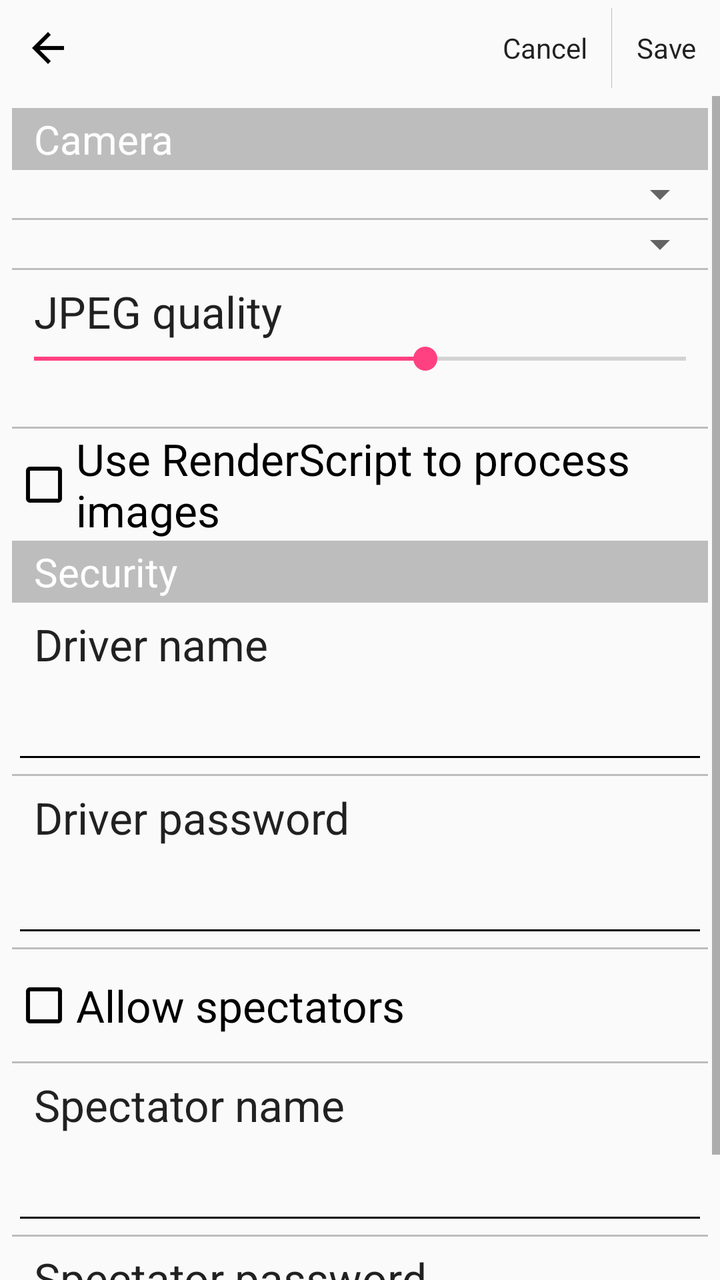
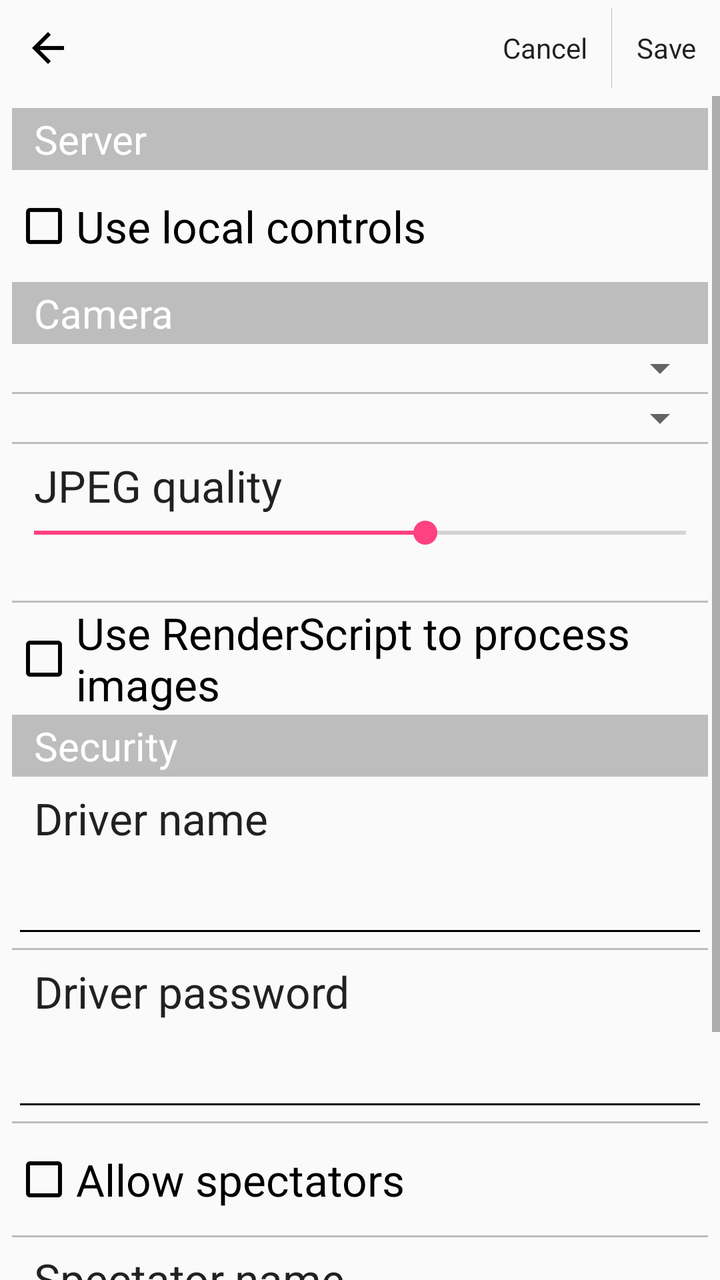

An Android layout rendered at two revisions. The XML below is the earlier revision; the diff shows what the commit changed to produce the second picture.
<!-- AndroidManifest.xml: application theme AppTheme -->
<!-- res/layout/activity_server_settings.xml -->
<LinearLayout xmlns:android="http://schemas.android.com/apk/res/android"
    xmlns:tools="http://schemas.android.com/tools"
    android:layout_width="fill_parent"
    android:layout_height="fill_parent"
    tools:context="ru.proghouse.robocam.GlobalSettingsActivity"
    android:orientation="vertical">

    <LinearLayout
        android:orientation="horizontal"
        android:layout_width="match_parent"
        android:layout_height="wrap_content"
        style="@style/Widget.AppCompat.ActionBar"
        android:baselineAligned="false"
        android:weightSum="1"
        android:measureWithLargestChild="false">

        <LinearLayout
            android:orientation="horizontal"
            android:layout_width="wrap_content"
            android:layout_height="wrap_content"
            style="@style/Widget.AppCompat.ActionBar"
            android:baselineAligned="false">

            <ImageButton
                android:layout_width="wrap_content"
                android:layout_height="wrap_content"
                android:id="@+id/imageButtonBack"
                android:src="@drawable/back"
                style="@style/Widget.AppCompat.ActionButton"
                android:onClick="onCancelButtonClick" />
        </LinearLayout>

        <LinearLayout
            android:orientation="horizontal"
            android:layout_width="0dp"
            android:layout_height="wrap_content"
            style="@style/Widget.AppCompat.ActionBar"
            android:baselineAligned="false"
            android:layout_weight="1"
            android:gravity="right">
            <Button
                style="@style/Widget.AppCompat.ActionButton"
                android:layout_width="wrap_content"
                android:layout_height="wrap_content"
                android:text="@string/cancel"
                android:id="@+id/buttonCancel"
                android:onClick="onCancelButtonClick"
                android:focusable="false" />

            <ImageView
                android:layout_width="wrap_content"
                android:layout_height="match_parent"
                android:id="@+id/imageView8"
                android:layout_gravity="center_horizontal"
                android:src="@drawable/spacer_small"
                android:paddingTop="4dp"
                android:paddingBottom="4dp" />

            <Button
                style="@style/Widget.AppCompat.ActionButton"
                android:layout_width="wrap_content"
                android:layout_height="wrap_content"
                android:text="@string/save"
                android:id="@+id/buttonSave"
                android:onClick="onSaveButtonClick"
                android:focusable="false" />

        </LinearLayout>
    </LinearLayout>

    <ScrollView
        android:layout_width="fill_parent"
        android:layout_height="wrap_content"
        android:id="@+id/scrollView">
        <LinearLayout
            android:orientation="vertical"
            android:layout_width="match_parent"
            android:layout_height="wrap_content"
            android:padding="6dp">

            <TextView
                android:text="@string/camera"
                android:id="@+id/titleCamera"
                style="@style/SettingsSectionTitle" />

            <Spinner
        android:layout_width="match_parent"
        android:layout_height="wrap_content"
        android:id="@+id/spinnerCamera"
        android:visibility="visible"
        android:spinnerMode="dialog"
                android:focusable="false" />

    <ImageView
        android:layout_width="match_parent"
        android:layout_height="wrap_content"
        android:id="@+id/imageView1"
        android:layout_gravity="center_horizontal"
        android:src="@drawable/spacer_small" />

    <Spinner
        android:layout_width="match_parent"
        android:layout_height="wrap_content"
        android:id="@+id/spinnerPreviewSize"
        android:visibility="visible"
        android:spinnerMode="dialog"
        android:focusable="false" />

    <ImageView
        android:layout_width="match_parent"
        android:layout_height="wrap_content"
        android:id="@+id/imageView2"
        android:layout_gravity="center_horizontal"
        android:src="@drawable/spacer_small" />

    <TextView
        android:layout_width="match_parent"
        android:layout_height="wrap_content"
        android:textAppearance="?android:attr/textAppearanceLarge"
        android:text="@string/jpeg_quality"
        android:id="@+id/textViewJpegQuality1"
        android:layout_gravity="center_horizontal"
        android:paddingLeft="11dp"
        android:paddingTop="6dp" />

    <SeekBar
        android:layout_width="match_parent"
        android:layout_height="wrap_content"
        android:id="@+id/seekBarJpegQuality"
        android:progress="60"
        android:paddingRight="11dp"
        android:paddingLeft="11dp" />

    <TextView
        android:layout_width="wrap_content"
        android:layout_height="wrap_content"
        android:textAppearance="?android:attr/textAppearanceSmall"
        android:id="@+id/textViewJpegQuality2"
        android:paddingLeft="11dp"
        android:paddingBottom="6dp" />

            <ImageView
                android:layout_width="match_parent"
                android:layout_height="wrap_content"
                android:id="@+id/imageViewUseRenderScript"
                android:layout_gravity="center_horizontal"
                android:src="@drawable/spacer_small" />

            <CheckBox
                style="@style/SettingsCheckBox"
                android:layout_width="match_parent"
                android:layout_height="@dimen/pref_item_height"
                android:text="@string/use_render_script"
                android:id="@+id/checkBoxUseRenderScript"
                android:textAppearance="?android:attr/textAppearanceLarge" />

            <TextView
                style="@style/SettingsSectionTitle"
                android:text="@string/security"
                android:id="@+id/titleSecurity" />

            <TextView
                android:text="@string/driver_name"
                android:id="@+id/textViewDriverName"
                style="@style/SettingsSectionEditTextTitle" />

            <EditText android:id="@+id/editTextDriverName"
                style="@style/SettingsEditText" />

            <ImageView
                android:layout_width="match_parent"
                android:layout_height="wrap_content"
                android:id="@+id/imageView"
                android:layout_gravity="center_horizontal"
                android:src="@drawable/spacer_small" />

            <TextView
                android:layout_width="match_parent"
                android:layout_height="wrap_content"
                android:textAppearance="?android:attr/textAppearanceLarge"
                android:text="@string/driver_password"
                android:id="@+id/textViewDriverPassword"
                android:layout_gravity="center_horizontal"
                android:paddingLeft="11dp"
                android:paddingTop="6dp"
                style="@style/SettingsSectionEditTextTitle" />

            <EditText
                android:layout_width="match_parent"
                android:layout_height="wrap_content"
                android:inputType="textPassword"
                android:ems="10"
                android:id="@+id/editTextDriverPassword"
                android:layout_gravity="center_horizontal"
                android:paddingLeft="11dp"
                android:paddingRight="11dp"
                style="@style/SettingsEditText" />

            <ImageView
                android:layout_width="match_parent"
                android:layout_height="wrap_content"
                android:id="@+id/imageView3"
                android:layout_gravity="center_horizontal"
                android:src="@drawable/spacer_small" />

            <CheckBox
                android:layout_width="match_parent"
                android:layout_height="@dimen/pref_item_height"
                android:text="@string/allow_spectators"
                android:id="@+id/checkBoxAllowSpectators"
                android:textAppearance="?android:attr/textAppearanceLarge"
                style="@style/SettingsCheckBox" />

            <ImageView
                android:layout_width="match_parent"
                android:layout_height="wrap_content"
                android:id="@+id/imageView4"
                android:layout_gravity="center_horizontal"
                android:src="@drawable/spacer_small" />

            <TextView
                android:layout_width="match_parent"
                android:layout_height="wrap_content"
                android:textAppearance="?android:attr/textAppearanceLarge"
                android:text="@string/spectator_name"
                android:id="@+id/textViewSpectatorName"
                android:layout_gravity="center_horizontal"
                android:paddingLeft="11dp"
                android:paddingTop="6dp"
                style="@style/SettingsSectionEditTextTitle" />

            <EditText
                android:layout_width="match_parent"
                android:layout_height="wrap_content"
                android:id="@+id/editTextSpectatorName"
                android:layout_gravity="center_horizontal"
                android:inputType="none"
                android:lines="1"
                android:singleLine="true"
                android:paddingLeft="11dp"
                android:paddingRight="11dp"
                style="@style/SettingsEditText" />

            <ImageView
                android:layout_width="match_parent"
                android:layout_height="wrap_content"
                android:id="@+id/imageView7"
                android:layout_gravity="center_horizontal"
                android:src="@drawable/spacer_small" />

            <TextView
                android:layout_width="match_parent"
                android:layout_height="wrap_content"
                android:textAppearance="?android:attr/textAppearanceLarge"
                android:text="@string/spectator_password"
                android:id="@+id/textViewSpectatorPassword"
                android:layout_gravity="center_horizontal"
                android:paddingLeft="11dp"
                android:paddingTop="6dp"
                style="@style/SettingsSectionEditTextTitle" />

            <EditText
                android:layout_width="match_parent"
                android:layout_height="wrap_content"
                android:inputType="textPassword"
                android:ems="10"
                android:id="@+id/editTextSpectatorPassword"
                android:layout_gravity="center_horizontal"
                android:paddingLeft="11dp"
                android:paddingRight="11dp"
                style="@style/SettingsEditText" />

        </LinearLayout>
    </ScrollView>

</LinearLayout>
<!-- resources referenced by this layout -->
<resources>
  <dimen name="pref_item_height">56dp</dimen>
  <!-- drawable spacer_small (drawable) -->
  <?xml version="1.0" encoding="utf-8"?>
  
  <shape xmlns:android="http://schemas.android.com/apk/res/android" >
  
      <size android:height="1dp"/>
  
      <solid android:color="#90909090" />
  
  </shape>
  <string name="allow_spectators">Allow spectators</string>
  <string name="camera">Camera</string>
  <string name="cancel">Cancel</string>
  <string name="driver_name">Driver name</string>
  <string name="driver_password">Driver password</string>
  <string name="jpeg_quality">JPEG quality</string>
  <string name="save">Save</string>
  <string name="security">Security</string>
  <string name="spectator_name">Spectator name</string>
  <string name="spectator_password">Spectator password</string>
  <string name="use_render_script">Use RenderScript to process images</string>
  <style name="SettingsCheckBox" parent="Widget.AppCompat.CompoundButton.CheckBox">
          <item name="android:layout_width">match_parent</item>
          <item name="android:layout_height">@dimen/pref_item_height</item>
          <item name="android:textAppearance">?android:attr/textAppearanceLarge</item>
          <item name="android:button">@drawable/abc_btn_check</item>
      </style>
  <style name="SettingsSectionEditTextTitle">
          <item name="android:layout_width">match_parent</item>
          <item name="android:layout_height">wrap_content</item>
          <item name="android:textAppearance">?android:attr/textAppearanceLarge</item>
          <item name="android:layout_gravity">center_horizontal</item>
          <item name="android:paddingLeft">11dp</item>
          <item name="android:paddingRight">11dp</item>
          <item name="android:paddingTop">6dp</item>
      </style>
  <style name="SettingsSectionTitle">
          <item name="android:layout_width">match_parent</item>
          <item name="android:layout_height">wrap_content</item>
          <item name="android:layout_gravity">center_horizontal</item>
          <item name="android:background">#90909090</item>
          <item name="android:paddingLeft">11dp</item>
          <item name="android:paddingRight">11dp</item>
          <item name="android:paddingTop">2dp</item>
          <item name="android:paddingBottom">2dp</item>
          <item name="android:textColor">#FFFFFF</item>
          <item name="android:textSize">20sp</item>
      </style>
  <style name="AppTheme" parent="Theme.AppCompat.Light.DarkActionBar">
          
          <item name="colorPrimary">@color/colorPrimary</item>
          <item name="colorPrimaryDark">@color/colorPrimaryDark</item>
          <item name="colorAccent">@color/colorAccent</item>
      </style>
  <!-- drawable abc_btn_check (drawable) -->
  <?xml version="1.0" encoding="utf-8"?>
  
  <selector xmlns:android="http://schemas.android.com/apk/res/android">
      <item android:state_checked="true" android:drawable="@drawable/abc_btn_checked" />
      <item android:drawable="@drawable/abc_btn_unchecked" />
  </selector>
  <!-- drawable abc_edittext (drawable) -->
  <?xml version="1.0" encoding="utf-8"?>
  
  <inset xmlns:android="http://schemas.android.com/apk/res/android"
      android:insetLeft="4dp"
      android:insetRight="4dp"
      android:insetTop="10dp"
      android:insetBottom="7dp">
  
      <selector>
          <item android:state_enabled="false" android:drawable="@drawable/abc_edittext_inactivated"/>
          <item android:state_pressed="false" android:state_focused="false" android:drawable="@drawable/abc_edittext_inactivated"/>
          <item android:drawable="@drawable/abc_edittext_activated"/>
      </selector>
  
  </inset>
  <color name="colorPrimary">#3F51B5</color>
  <color name="colorPrimaryDark">#303F9F</color>
  <color name="colorAccent">#FF4081</color>
</resources>

<!-- the commit's change to res/layout/activity_server_settings.xml (unified diff, before → after) -->
@@ -79,196 +79,219 @@
             android:padding="6dp">
 
             <TextView
-                android:text="@string/camera"
-                android:id="@+id/titleCamera"
+                android:text="@string/pref_title_server"
+                android:id="@+id/titleServer"
                 style="@style/SettingsSectionTitle" />
-
-            <Spinner
-        android:layout_width="match_parent"
-        android:layout_height="wrap_content"
-        android:id="@+id/spinnerCamera"
-        android:visibility="visible"
-        android:spinnerMode="dialog"
-                android:focusable="false" />
-
-    <ImageView
-        android:layout_width="match_parent"
-        android:layout_height="wrap_content"
-        android:id="@+id/imageView1"
-        android:layout_gravity="center_horizontal"
-        android:src="@drawable/spacer_small" />
-
-    <Spinner
-        android:layout_width="match_parent"
-        android:layout_height="wrap_content"
-        android:id="@+id/spinnerPreviewSize"
-        android:visibility="visible"
-        android:spinnerMode="dialog"
-        android:focusable="false" />
-
-    <ImageView
-        android:layout_width="match_parent"
-        android:layout_height="wrap_content"
-        android:id="@+id/imageView2"
-        android:layout_gravity="center_horizontal"
-        android:src="@drawable/spacer_small" />
-
-    <TextView
-        android:layout_width="match_parent"
-        android:layout_height="wrap_content"
-        android:textAppearance="?android:attr/textAppearanceLarge"
-        android:text="@string/jpeg_quality"
-        android:id="@+id/textViewJpegQuality1"
-        android:layout_gravity="center_horizontal"
-        android:paddingLeft="11dp"
-        android:paddingTop="6dp" />
-
-    <SeekBar
-        android:layout_width="match_parent"
-        android:layout_height="wrap_content"
-        android:id="@+id/seekBarJpegQuality"
-        android:progress="60"
-        android:paddingRight="11dp"
-        android:paddingLeft="11dp" />
-
-    <TextView
-        android:layout_width="wrap_content"
-        android:layout_height="wrap_content"
-        android:textAppearance="?android:attr/textAppearanceSmall"
-        android:id="@+id/textViewJpegQuality2"
-        android:paddingLeft="11dp"
-        android:paddingBottom="6dp" />
-
-            <ImageView
-                android:layout_width="match_parent"
-                android:layout_height="wrap_content"
-                android:id="@+id/imageViewUseRenderScript"
-                android:layout_gravity="center_horizontal"
-                android:src="@drawable/spacer_small" />
 
             <CheckBox
                 style="@style/SettingsCheckBox"
                 android:layout_width="match_parent"
                 android:layout_height="@dimen/pref_item_height"
-                android:text="@string/use_render_script"
-                android:id="@+id/checkBoxUseRenderScript"
+                android:text="@string/use_local_controls"
+                android:id="@+id/checkBoxUseLocalControls"
                 android:textAppearance="?android:attr/textAppearanceLarge" />
 
-            <TextView
-                style="@style/SettingsSectionTitle"
-                android:text="@string/security"
-                android:id="@+id/titleSecurity" />
-
-            <TextView
-                android:text="@string/driver_name"
-                android:id="@+id/textViewDriverName"
-                style="@style/SettingsSectionEditTextTitle" />
-
-            <EditText android:id="@+id/editTextDriverName"
-                style="@style/SettingsEditText" />
-
-            <ImageView
+            <LinearLayout
+                android:id="@+id/linearLayoutServer"
                 android:layout_width="match_parent"
                 android:layout_height="wrap_content"
-                android:id="@+id/imageView"
-                android:layout_gravity="center_horizontal"
-                android:src="@drawable/spacer_small" />
-
-            <TextView
-                android:layout_width="match_parent"
-                android:layout_height="wrap_content"
-                android:textAppearance="?android:attr/textAppearanceLarge"
-                android:text="@string/driver_password"
-                android:id="@+id/textViewDriverPassword"
-                android:layout_gravity="center_horizontal"
-                android:paddingLeft="11dp"
-                android:paddingTop="6dp"
-                style="@style/SettingsSectionEditTextTitle" />
-
-            <EditText
-                android:layout_width="match_parent"
-                android:layout_height="wrap_content"
-                android:inputType="textPassword"
-                android:ems="10"
-                android:id="@+id/editTextDriverPassword"
-                android:layout_gravity="center_horizontal"
-                android:paddingLeft="11dp"
-                android:paddingRight="11dp"
-                style="@style/SettingsEditText" />
-
-            <ImageView
-                android:layout_width="match_parent"
-                android:layout_height="wrap_content"
-                android:id="@+id/imageView3"
-                android:layout_gravity="center_horizontal"
-                android:src="@drawable/spacer_small" />
-
-            <CheckBox
-                android:layout_width="match_parent"
-                android:layout_height="@dimen/pref_item_height"
-                android:text="@string/allow_spectators"
-                android:id="@+id/checkBoxAllowSpectators"
-                android:textAppearance="?android:attr/textAppearanceLarge"
-                style="@style/SettingsCheckBox" />
-
-            <ImageView
-                android:layout_width="match_parent"
-                android:layout_height="wrap_content"
-                android:id="@+id/imageView4"
-                android:layout_gravity="center_horizontal"
-                android:src="@drawable/spacer_small" />
-
-            <TextView
-                android:layout_width="match_parent"
-                android:layout_height="wrap_content"
-                android:textAppearance="?android:attr/textAppearanceLarge"
-                android:text="@string/spectator_name"
-                android:id="@+id/textViewSpectatorName"
-                android:layout_gravity="center_horizontal"
-                android:paddingLeft="11dp"
-                android:paddingTop="6dp"
-                style="@style/SettingsSectionEditTextTitle" />
-
-            <EditText
-                android:layout_width="match_parent"
-                android:layout_height="wrap_content"
-                android:id="@+id/editTextSpectatorName"
-                android:layout_gravity="center_horizontal"
-                android:inputType="none"
-                android:lines="1"
-                android:singleLine="true"
-                android:paddingLeft="11dp"
-                android:paddingRight="11dp"
-                style="@style/SettingsEditText" />
-
-            <ImageView
-                android:layout_width="match_parent"
-                android:layout_height="wrap_content"
-                android:id="@+id/imageView7"
-                android:layout_gravity="center_horizontal"
-                android:src="@drawable/spacer_small" />
-
-            <TextView
-                android:layout_width="match_parent"
-                android:layout_height="wrap_content"
-                android:textAppearance="?android:attr/textAppearanceLarge"
-                android:text="@string/spectator_password"
-                android:id="@+id/textViewSpectatorPassword"
-                android:layout_gravity="center_horizontal"
-                android:paddingLeft="11dp"
-                android:paddingTop="6dp"
-                style="@style/SettingsSectionEditTextTitle" />
-
-            <EditText
-                android:layout_width="match_parent"
-                android:layout_height="wrap_content"
-                android:inputType="textPassword"
-                android:ems="10"
-                android:id="@+id/editTextSpectatorPassword"
-                android:layout_gravity="center_horizontal"
-                android:paddingLeft="11dp"
-                android:paddingRight="11dp"
-                style="@style/SettingsEditText" />
+                android:orientation="vertical"
+                android:padding="0dp">
+
+                <TextView
+                    android:id="@+id/titleCamera"
+                    style="@style/SettingsSectionTitle"
+                    android:text="@string/camera" />
+
+                <Spinner
+                    android:id="@+id/spinnerCamera"
+                    android:layout_width="match_parent"
+                    android:layout_height="wrap_content"
+                    android:focusable="false"
+                    android:spinnerMode="dialog"
+                    android:visibility="visible" />
+
+                <ImageView
+                    android:id="@+id/imageView1"
+                    android:layout_width="match_parent"
+                    android:layout_height="wrap_content"
+                    android:layout_gravity="center_horizontal"
+                    android:src="@drawable/spacer_small" />
+
+                <Spinner
+                    android:id="@+id/spinnerPreviewSize"
+                    android:layout_width="match_parent"
+                    android:layout_height="wrap_content"
+                    android:focusable="false"
+                    android:spinnerMode="dialog"
+                    android:visibility="visible" />
+
+                <ImageView
+                    android:id="@+id/imageView2"
+                    android:layout_width="match_parent"
+                    android:layout_height="wrap_content"
+                    android:layout_gravity="center_horizontal"
+                    android:src="@drawable/spacer_small" />
+
+                <TextView
+                    android:id="@+id/textViewJpegQuality1"
+                    android:layout_width="match_parent"
+                    android:layout_height="wrap_content"
+                    android:layout_gravity="center_horizontal"
+                    android:paddingLeft="11dp"
+                    android:paddingTop="6dp"
+                    android:text="@string/jpeg_quality"
+                    android:textAppearance="?android:attr/textAppearanceLarge" />
+
+                <SeekBar
+                    android:id="@+id/seekBarJpegQuality"
+                    android:layout_width="match_parent"
+                    android:layout_height="wrap_content"
+                    android:paddingLeft="11dp"
+                    android:paddingRight="11dp"
+                    android:progress="60" />
+
+                <TextView
+                    android:id="@+id/textViewJpegQuality2"
+                    android:layout_width="wrap_content"
+                    android:layout_height="wrap_content"
+                    android:paddingBottom="6dp"
+                    android:paddingLeft="11dp"
+                    android:textAppearance="?android:attr/textAppearanceSmall" />
+
+                <ImageView
+                    android:id="@+id/imageViewUseRenderScript"
+                    android:layout_width="match_parent"
+                    android:layout_height="wrap_content"
+                    android:layout_gravity="center_horizontal"
+                    android:src="@drawable/spacer_small" />
+
+                <CheckBox
+                    android:id="@+id/checkBoxUseRenderScript"
+                    style="@style/SettingsCheckBox"
+                    android:layout_width="match_parent"
+                    android:layout_height="@dimen/pref_item_height"
+                    android:text="@string/use_render_script"
+                    android:textAppearance="?android:attr/textAppearanceLarge" />
+
+                <TextView
+                    android:id="@+id/titleSecurity"
+                    style="@style/SettingsSectionTitle"
+                    android:text="@string/security" />
+
+                <TextView
+                    android:id="@+id/textViewDriverName"
+                    style="@style/SettingsSectionEditTextTitle"
+                    android:text="@string/driver_name" />
+
+                <EditText
+                    android:id="@+id/editTextDriverName"
+                    style="@style/SettingsEditText" />
+
+                <ImageView
+                    android:id="@+id/imageView"
+                    android:layout_width="match_parent"
+                    android:layout_height="wrap_content"
+                    android:layout_gravity="center_horizontal"
+                    android:src="@drawable/spacer_small" />
+
+                <TextView
+                    android:id="@+id/textViewDriverPassword"
+                    style="@style/SettingsSectionEditTextTitle"
+                    android:layout_width="match_parent"
+                    android:layout_height="wrap_content"
+                    android:layout_gravity="center_horizontal"
+                    android:paddingLeft="11dp"
+                    android:paddingTop="6dp"
+                    android:text="@string/driver_password"
+                    android:textAppearance="?android:attr/textAppearanceLarge" />
+
+                <EditText
+                    android:id="@+id/editTextDriverPassword"
+                    style="@style/SettingsEditText"
+                    android:layout_width="match_parent"
+                    android:layout_height="wrap_content"
+                    android:layout_gravity="center_horizontal"
+                    android:ems="10"
+                    android:inputType="textPassword"
+                    android:paddingLeft="11dp"
+                    android:paddingRight="11dp" />
+
+                <ImageView
+                    android:id="@+id/imageView3"
+                    android:layout_width="match_parent"
+                    android:layout_height="wrap_content"
+                    android:layout_gravity="center_horizontal"
+                    android:src="@drawable/spacer_small" />
+
+                <CheckBox
+                    android:id="@+id/checkBoxAllowSpectators"
+                    style="@style/SettingsCheckBox"
+                    android:layout_width="match_parent"
+                    android:layout_height="@dimen/pref_item_height"
+                    android:text="@string/allow_spectators"
+                    android:textAppearance="?android:attr/textAppearanceLarge" />
+
+                <ImageView
+                    android:id="@+id/imageView4"
+                    android:layout_width="match_parent"
+                    android:layout_height="wrap_content"
+                    android:layout_gravity="center_horizontal"
+                    android:src="@drawable/spacer_small" />
+
+                <TextView
+                    android:id="@+id/textViewSpectatorName"
+                    style="@style/SettingsSectionEditTextTitle"
+                    android:layout_width="match_parent"
+                    android:layout_height="wrap_content"
+                    android:layout_gravity="center_horizontal"
+                    android:paddingLeft="11dp"
+                    android:paddingTop="6dp"
+                    android:text="@string/spectator_name"
+                    android:textAppearance="?android:attr/textAppearanceLarge" />
+
+                <EditText
+                    android:id="@+id/editTextSpectatorName"
+                    style="@style/SettingsEditText"
+                    android:layout_width="match_parent"
+                    android:layout_height="wrap_content"
+                    android:layout_gravity="center_horizontal"
+                    android:inputType="none"
+                    android:lines="1"
+                    android:paddingLeft="11dp"
+                    android:paddingRight="11dp"
+                    android:singleLine="true" />
+
+                <ImageView
+                    android:id="@+id/imageView7"
+                    android:layout_width="match_parent"
+                    android:layout_height="wrap_content"
+                    android:layout_gravity="center_horizontal"
+                    android:src="@drawable/spacer_small" />
+
+                <TextView
+                    android:id="@+id/textViewSpectatorPassword"
+                    style="@style/SettingsSectionEditTextTitle"
+                    android:layout_width="match_parent"
+                    android:layout_height="wrap_content"
+                    android:layout_gravity="center_horizontal"
+                    android:paddingLeft="11dp"
+                    android:paddingTop="6dp"
+                    android:text="@string/spectator_password"
+                    android:textAppearance="?android:attr/textAppearanceLarge" />
+
+                <EditText
+                    android:id="@+id/editTextSpectatorPassword"
+                    style="@style/SettingsEditText"
+                    android:layout_width="match_parent"
+                    android:layout_height="wrap_content"
+                    android:layout_gravity="center_horizontal"
+                    android:ems="10"
+                    android:inputType="textPassword"
+                    android:paddingLeft="11dp"
+                    android:paddingRight="11dp" />
+
+            </LinearLayout>
 
         </LinearLayout>
     </ScrollView>
<!-- resource entries referenced after the edit -->
@@ -17,10 +17,12 @@
   <string name="driver_name">Driver name</string>
   <string name="driver_password">Driver password</string>
   <string name="jpeg_quality">JPEG quality</string>
+  <string name="pref_title_server">Server</string>
   <string name="save">Save</string>
   <string name="security">Security</string>
   <string name="spectator_name">Spectator name</string>
   <string name="spectator_password">Spectator password</string>
+  <string name="use_local_controls">Use local controls</string>
   <string name="use_render_script">Use RenderScript to process images</string>
   <style name="SettingsCheckBox" parent="Widget.AppCompat.CompoundButton.CheckBox">
           <item name="android:layout_width">match_parent</item>
